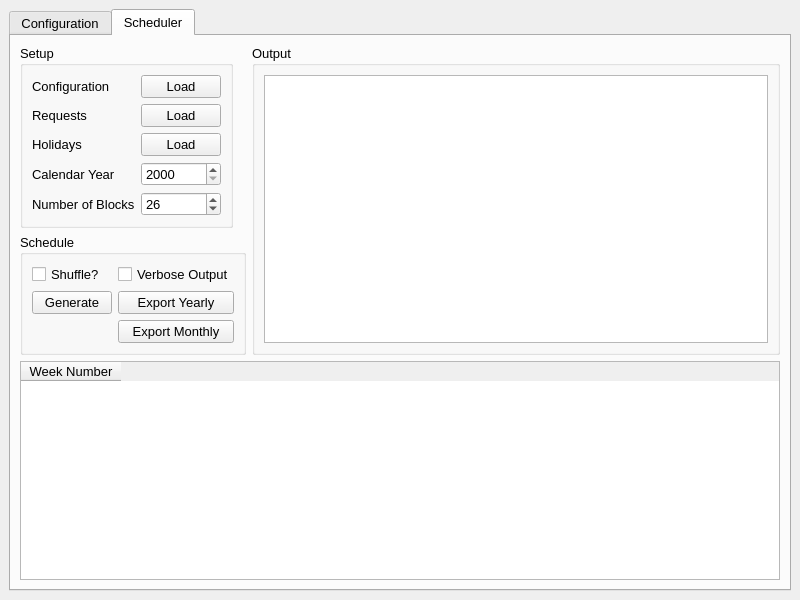
Before: the Qt Designer form src/designer/mainwindow.ui in mishra-lab/scheduler, drawn with Qt 5.
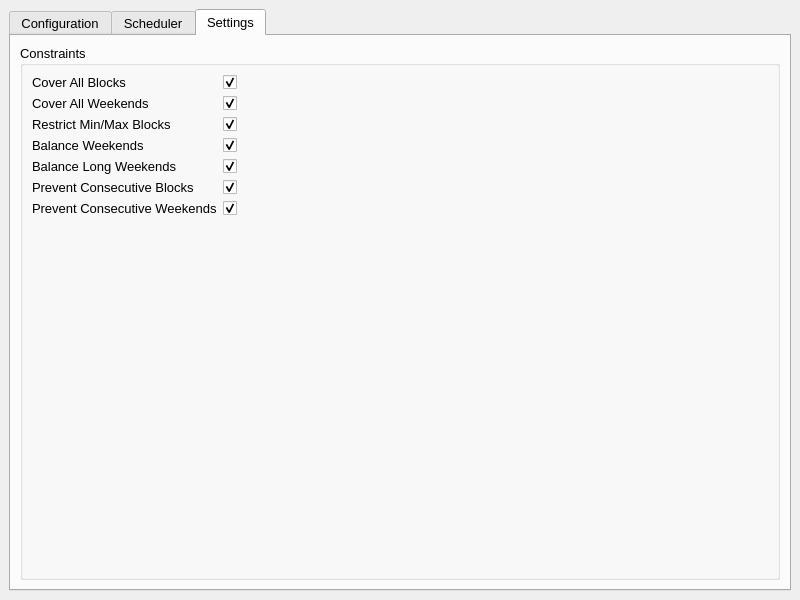
After: the same form once the commit is applied.

Commit message: Resolve conflicts from master

What changed in the file:
```diff
--- a/src/designer/mainwindow.ui
+++ b/src/designer/mainwindow.ui
@@ -23,7 +23,7 @@
     <item row="0" column="0">
      <widget class="QTabWidget" name="tabWidget">
       <property name="currentIndex">
-       <number>1</number>
+       <number>2</number>
       </property>
       <widget class="QWidget" name="configurationTab">
        <attribute name="title">
@@ -329,6 +329,124 @@
         </item>
        </layout>
       </widget>
+      <widget class="QWidget" name="settingsTab">
+       <attribute name="title">
+        <string>Settings</string>
+       </attribute>
+       <layout class="QVBoxLayout" name="verticalLayout_3">
+        <item>
+         <widget class="QGroupBox" name="constraintsGroupBox">
+          <property name="title">
+           <string>Constraints</string>
+          </property>
+          <layout class="QFormLayout" name="formLayout">
+           <item row="0" column="0">
+            <layout class="QFormLayout" name="constraintsForm">
+             <item row="0" column="0">
+              <widget class="QLabel" name="blockCoverageLabel">
+               <property name="text">
+                <string>Cover All Blocks</string>
+               </property>
+              </widget>
+             </item>
+             <item row="0" column="1">
+              <widget class="QCheckBox" name="blockCoverageCheckBox">
+               <property name="checked">
+                <bool>true</bool>
+               </property>
+              </widget>
+             </item>
+             <item row="1" column="0">
+              <widget class="QLabel" name="weekendCoverageLabel">
+               <property name="text">
+                <string>Cover All Weekends</string>
+               </property>
+              </widget>
+             </item>
+             <item row="1" column="1">
+              <widget class="QCheckBox" name="weekendCoverageCheckBox">
+               <property name="checked">
+                <bool>true</bool>
+               </property>
+              </widget>
+             </item>
+             <item row="2" column="0">
+              <widget class="QLabel" name="minMaxBlocksLabel">
+               <property name="text">
+                <string>Restrict Min/Max Blocks</string>
+               </property>
+              </widget>
+             </item>
+             <item row="2" column="1">
+              <widget class="QCheckBox" name="minMaxBlocksCheckBox">
+               <property name="checked">
+                <bool>true</bool>
+               </property>
+              </widget>
+             </item>
+             <item row="4" column="0">
+              <widget class="QLabel" name="balancedLongWeekendsLabel">
+               <property name="text">
+                <string>Balance Long Weekends</string>
+               </property>
+              </widget>
+             </item>
+             <item row="4" column="1">
+              <widget class="QCheckBox" name="balancedLongWeekendsCheckBox">
+               <property name="checked">
+                <bool>true</bool>
+               </property>
+              </widget>
+             </item>
+             <item row="5" column="0">
+              <widget class="QLabel" name="preventConsecutiveBlocksLabel">
+               <property name="text">
+                <string>Prevent Consecutive Blocks</string>
+               </property>
+              </widget>
+             </item>
+             <item row="5" column="1">
+              <widget class="QCheckBox" name="preventConsecutiveBlocksCheckBox">
+               <property name="checked">
+                <bool>true</bool>
+               </property>
+              </widget>
+             </item>
+             <item row="6" column="0">
+              <widget class="QLabel" name="preventConsecutiveWeekendsLabel">
+               <property name="text">
+                <string>Prevent Consecutive Weekends</string>
+               </property>
+              </widget>
+             </item>
+             <item row="6" column="1">
+              <widget class="QCheckBox" name="preventConsecutiveWeekendsCheckBox">
+               <property name="checked">
+                <bool>true</bool>
+               </property>
+              </widget>
+             </item>
+             <item row="3" column="0">
+              <widget class="QLabel" name="balancedWeekendsLabel">
+               <property name="text">
+                <string>Balance Weekends</string>
+               </property>
+              </widget>
+             </item>
+             <item row="3" column="1">
+              <widget class="QCheckBox" name="balancedWeekendsCheckBox">
+               <property name="checked">
+                <bool>true</bool>
+               </property>
+              </widget>
+             </item>
+            </layout>
+           </item>
+          </layout>
+         </widget>
+        </item>
+       </layout>
+      </widget>
      </widget>
     </item>
    </layout>
```
The commit also changes 1 other file.
